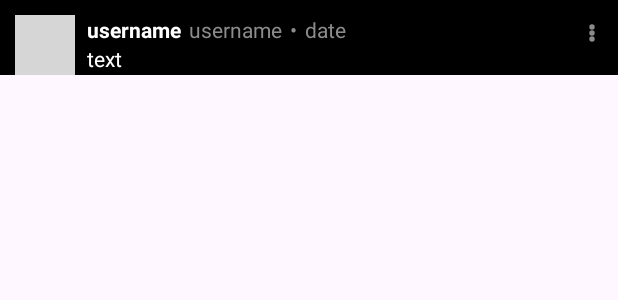
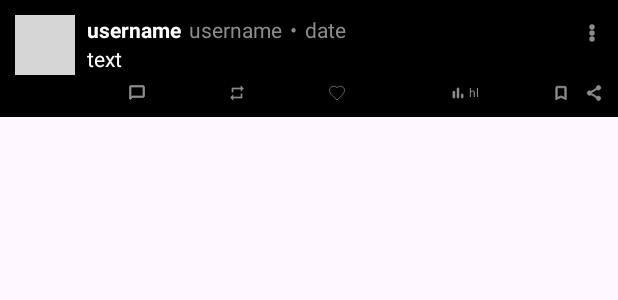
Before and after one commit to JoyAbrian/Twittard, an Android app: the layout template_tweet.xml on its own in the app's theme, with its tools: preview values and no code run, on a phone screen of 412 x 824 dp. Shown: the top 300 px of the screen. Run offline under Robolectric (Android 15) with nearby library versions, the phone set to English and light mode, and no system bars; grey boxes are pictures that could not be loaded.

Commit message:
tweet template

```diff
--- /dev/null
+++ b/app/src/main/res/drawable/tweet_bookmark.xml
@@ -0,0 +1,12 @@
+<vector xmlns:android="http://schemas.android.com/apk/res/android"
+    android:height="24dp"
+    android:tint="#8C8C8C"
+    android:viewportHeight="24"
+    android:viewportWidth="24"
+    android:width="24dp">
+    <path
+        android:fillColor="#8C8C8C"
+        android:strokeColor="#8C8C8C"
+        android:strokeWidth="1"
+        android:pathData="M17,3L7,3c-1.1,0 -2,0.9 -2,2v16l7,-3 7,3L19,5c0,-1.1 -0.9,-2 -2,-2zM17,18l-5,-2.18L7,18L7,6c0,-0.55 0.45,-1 1,-1h8c0.55,0 1,0.45 1,1v12z"/>
+</vector>
--- /dev/null
+++ b/app/src/main/res/drawable/tweet_comment.xml
@@ -0,0 +1,3 @@
+<vector xmlns:android="http://schemas.android.com/apk/res/android" android:height="24dp" android:tint="#8C8C8C" android:viewportHeight="24" android:viewportWidth="24" android:width="24dp">
+    <path android:fillColor="#8C8C8C" android:strokeColor="#8C8C8C" android:strokeWidth="1" android:pathData="M20,4v12H5.17L4,17.17V4H20M20,2H4C2.9,2 2,2.9 2,4v15.59c0,0.89 1.08,1.34 1.71,0.71L6,18h14c1.1,0 2,-0.9 2,-2V4C22,2.9 21.1,2 20,2L20,2z"/>
+</vector>
--- /dev/null
+++ b/app/src/main/res/drawable/tweet_like.xml
@@ -0,0 +1,11 @@
+<vector xmlns:android="http://schemas.android.com/apk/res/android"
+    android:width="24dp"
+    android:height="24dp"
+    android:viewportWidth="24.0"
+    android:viewportHeight="24.0">
+    <path
+        android:fillColor="@android:color/transparent"
+        android:strokeColor="#8C8C8C"
+        android:strokeWidth="1"
+        android:pathData="M12,21.35l-1.45,-1.32C5.4,15.36 2,12.28 2,8.5 2,5.42 4.42,3 7.5,3c1.74,0 3.41,0.81 4.5,2.09C13.09,3.81 14.76,3 16.5,3 19.58,3 22,5.42 22,8.5c0,3.78 -3.4,6.86 -8.55,11.54L12,21.35z"/>
+</vector>
--- /dev/null
+++ b/app/src/main/res/drawable/tweet_repost.xml
@@ -0,0 +1,12 @@
+<vector xmlns:android="http://schemas.android.com/apk/res/android"
+    android:height="24dp"
+    android:tint="#8C8C8C"
+    android:viewportHeight="24"
+    android:viewportWidth="24"
+    android:width="24dp">
+    <path
+        android:fillColor="#8C8C8C"
+        android:strokeColor="#8C8C8C"
+        android:strokeWidth="0.2"
+        android:pathData="M7,7h10v3l4,-4 -4,-4v3L5,5v6h2L7,7zM17,17L7,17v-3l-4,4 4,4v-3h12v-6h-2v4z"/>
+</vector>
--- /dev/null
+++ b/app/src/main/res/drawable/tweet_share.xml
@@ -0,0 +1,12 @@
+<vector xmlns:android="http://schemas.android.com/apk/res/android"
+    android:height="24dp"
+    android:tint="#8C8C8C"
+    android:viewportHeight="24"
+    android:viewportWidth="24"
+    android:width="24dp">
+    <path
+        android:fillColor="#8C8C8C"
+        android:strokeColor="#8C8C8C"
+        android:strokeWidth="1"
+        android:pathData="M18,16.08c-0.76,0 -1.44,0.3 -1.96,0.77L8.91,12.7c0.05,-0.23 0.09,-0.46 0.09,-0.7s-0.04,-0.47 -0.09,-0.7l7.05,-4.11c0.54,0.5 1.25,0.81 2.04,0.81 1.66,0 3,-1.34 3,-3s-1.34,-3 -3,-3 -3,1.34 -3,3c0,0.24 0.04,0.47 0.09,0.7L8.04,9.81C7.5,9.31 6.79,9 6,9c-1.66,0 -3,1.34 -3,3s1.34,3 3,3c0.79,0 1.5,-0.31 2.04,-0.81l7.12,4.16c-0.05,0.21 -0.08,0.43 -0.08,0.65 0,1.61 1.31,2.92 2.92,2.92s2.92,-1.31 2.92,-2.92 -1.31,-2.92 -2.92,-2.92z"/>
+</vector>
--- /dev/null
+++ b/app/src/main/res/drawable/tweet_view.xml
@@ -0,0 +1,12 @@
+<vector xmlns:android="http://schemas.android.com/apk/res/android"
+    android:height="24dp"
+    android:tint="#8C8C8C"
+    android:viewportHeight="24"
+    android:viewportWidth="24"
+    android:width="24dp">
+    <path
+        android:fillColor="#8C8C8C"
+        android:strokeColor="#FFFFFF"
+        android:strokeWidth="0.5"
+        android:pathData="M6.4,9.2h0.2c0.77,0 1.4,0.63 1.4,1.4v7c0,0.77 -0.63,1.4 -1.4,1.4h-0.2c-0.77,0 -1.4,-0.63 -1.4,-1.4v-7c0,-0.77 0.63,-1.4 1.4,-1.4zM12,5c0.77,0 1.4,0.63 1.4,1.4v11.2c0,0.77 -0.63,1.4 -1.4,1.4 -0.77,0 -1.4,-0.63 -1.4,-1.4L10.6,6.4c0,-0.77 0.63,-1.4 1.4,-1.4zM17.6,13c0.77,0 1.4,0.63 1.4,1.4v3.2c0,0.77 -0.63,1.4 -1.4,1.4 -0.77,0 -1.4,-0.63 -1.4,-1.4v-3.2c0,-0.77 0.63,-1.4 1.4,-1.4z"/>
+</vector>
--- a/app/src/main/res/layout/template_tweet.xml
+++ b/app/src/main/res/layout/template_tweet.xml
@@ -2,7 +2,8 @@
 <RelativeLayout xmlns:android="http://schemas.android.com/apk/res/android"
     android:layout_width="match_parent"
     android:layout_height="wrap_content"
-    android:background="@color/black">
+    android:background="@color/black"
+    android:paddingBottom="10dp">
 
     <LinearLayout
         android:id="@+id/contentLayout"
@@ -64,7 +65,73 @@
                 android:text="text"
                 android:textColor="@color/white" />
 
+            <LinearLayout
+                android:layout_width="match_parent"
+                android:layout_height="wrap_content"
+                android:layout_marginTop="7dp">
 
+                <ImageView
+                    android:layout_width="0dp"
+                    android:layout_height="12dp"
+                    android:layout_weight="1"
+                    android:src="@drawable/tweet_comment"/>
+
+                <ImageView
+                    android:layout_width="0dp"
+                    android:layout_height="12dp"
+                    android:layout_weight="1"
+                    android:src="@drawable/tweet_repost"/>
+
+                <ImageView
+                    android:layout_width="0dp"
+                    android:layout_height="12dp"
+                    android:layout_weight="1"
+                    android:src="@drawable/tweet_like"/>
+
+                <LinearLayout
+                    android:layout_width="0dp"
+                    android:layout_height="wrap_content"
+                    android:layout_weight="1"
+                    android:gravity="end"
+                    android:layout_marginRight="10dp">
+
+                    <ImageView
+                        android:layout_width="12dp"
+                        android:layout_height="12dp"
+                        android:src="@drawable/tweet_view"/>
+
+                    <TextView
+                        android:layout_width="12dp"
+                        android:layout_height="12dp"
+                        android:layout_gravity="top"
+                        android:layout_marginLeft="1dp"
+                        android:text="hl"
+                        android:textColor="#8C8C8C"
+                        android:textSize="8sp" />
+
+                </LinearLayout>
+
+                <LinearLayout
+                    android:layout_width="0dp"
+                    android:layout_height="wrap_content"
+                    android:layout_weight="1"
+                    android:gravity="end"
+                    android:layout_marginRight="10dp">
+
+                    <ImageView
+                        android:layout_width="12dp"
+                        android:layout_height="12dp"
+                        android:src="@drawable/tweet_bookmark"/>
+
+                    <ImageView
+                        android:layout_width="12dp"
+                        android:layout_height="12dp"
+                        android:src="@drawable/tweet_share"
+                        android:layout_marginLeft="10dp"/>
+
+                </LinearLayout>
+
+            </LinearLayout>
 
         </LinearLayout>
 
@@ -74,7 +141,7 @@
         android:id="@+id/imageView"
         android:layout_width="wrap_content"
         android:layout_height="wrap_content"
-        android:src="@drawable/header_dots"
+        android:src="@drawable/tweet_dots"
         android:layout_alignParentRight="true"
         android:layout_alignParentTop="true"
         android:layout_marginTop="12dp"
```
Also changed, not shown: app/src/main/res/drawable/tweet_dots.xml (renamed from app/src/main/res/drawable/header_dots.xml).
